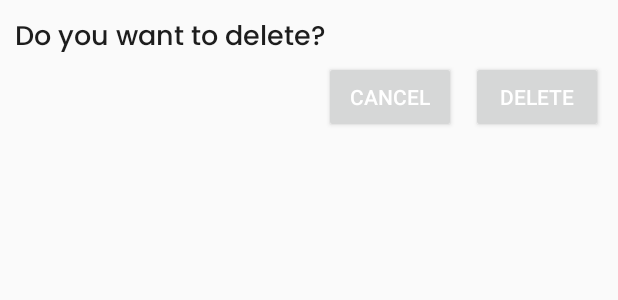
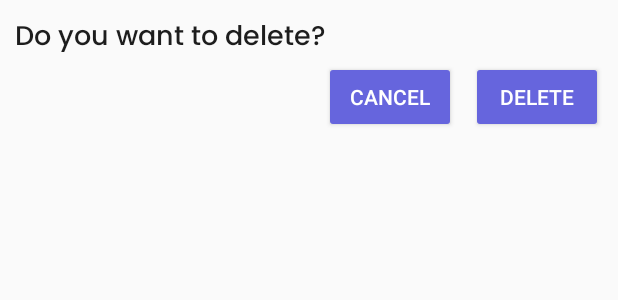
Before and after one commit to MusheerJ/NotesApp, an Android app: the layout note_delete_dialog.xml on its own in the app's theme, with its tools: preview values and no code run, on a phone screen of 412 x 824 dp. Shown: the top 300 px of the screen. Run offline under Robolectric (Android 15) with nearby library versions, the phone set to English and light mode, and no system bars.

Commit message:
Final Version

```diff
--- a/app/src/main/res/layout/note_delete_dialog.xml
+++ b/app/src/main/res/layout/note_delete_dialog.xml
@@ -34,6 +34,7 @@
                 android:layout_width="wrap_content"
                 android:layout_height="wrap_content"
                 android:text="Cancel"
+                android:backgroundTint="@color/tool_bar"
                 android:layout_marginRight="10dp"
                 android:textColor="@color/white" />
 
@@ -41,6 +42,7 @@
                 android:id="@+id/deleteNote"
                 android:layout_width="wrap_content"
                 android:layout_height="wrap_content"
+                android:backgroundTint="@color/tool_bar"
                 android:text="Delete"
                 android:textColor="@color/white" />
         </LinearLayout>
```
